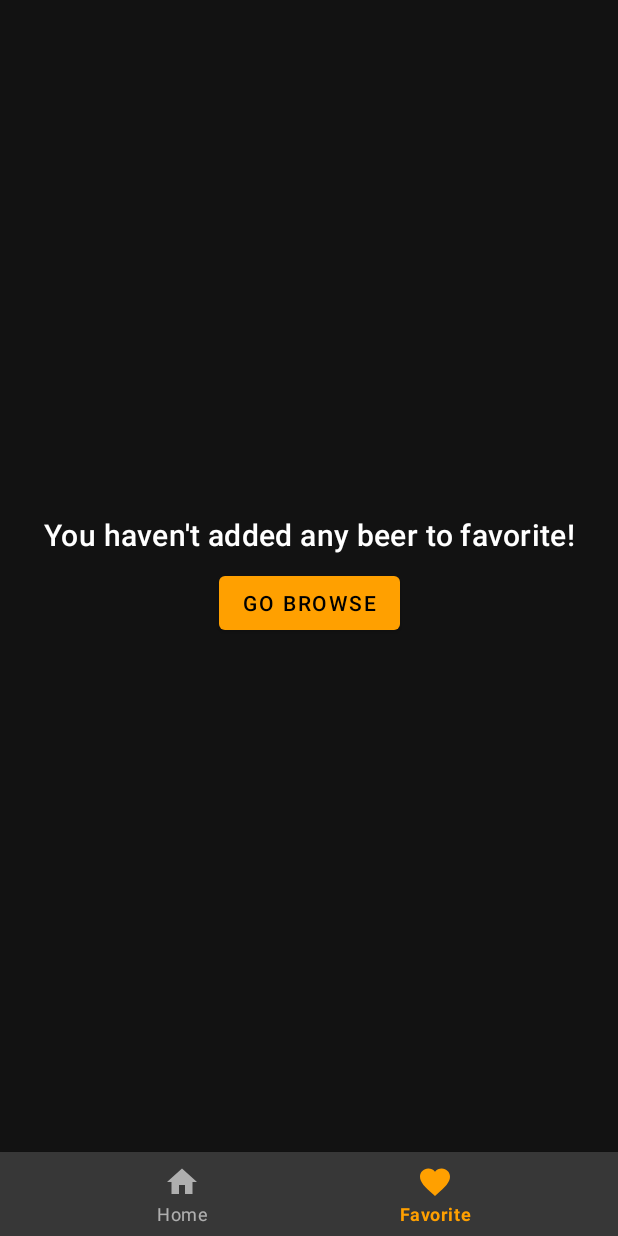
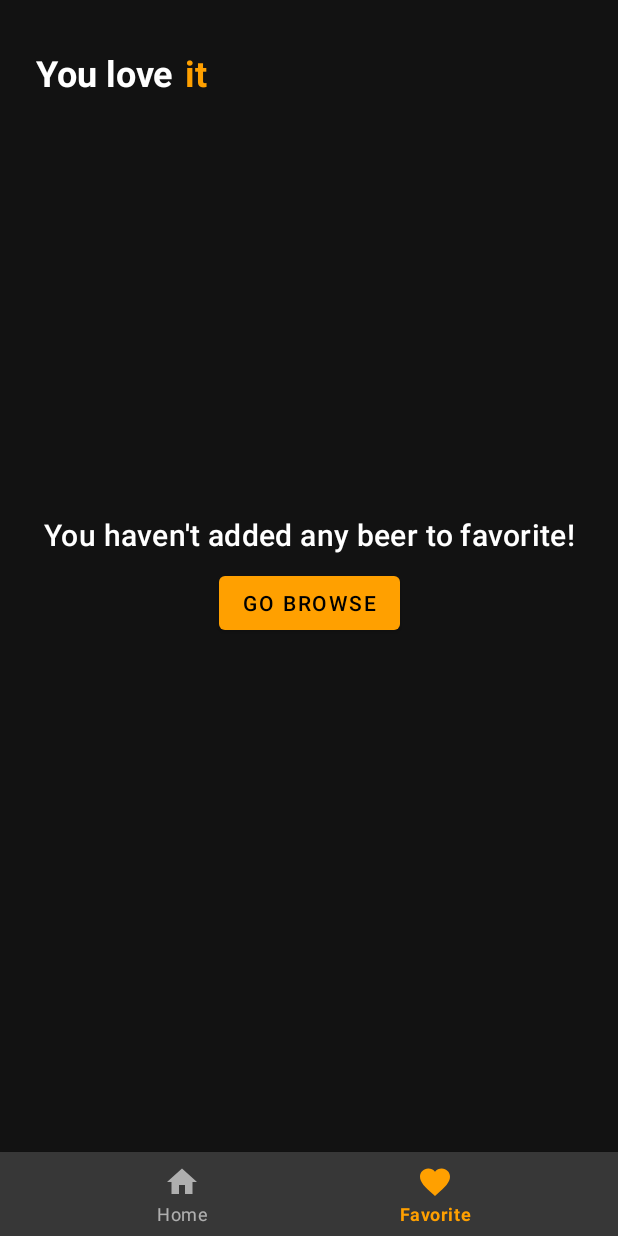
Before and after one commit to paktalin/beerry, an Android app: the FavoriteFragment screen opened through its navigation route, on a phone screen of 412 x 824 dp. Run offline under Robolectric (Android 15) with nearby library versions, the phone set to English and light mode, and no system bars; our stand-ins replace Picasso, Volley, navigation-ui; network calls fail; pictures from the network do not load.

Commit message:
Polished favorite fragment design

```diff
--- a/app/src/main/res/layout/fragment_favorite.xml
+++ b/app/src/main/res/layout/fragment_favorite.xml
@@ -20,6 +20,46 @@
     android:layout_width="match_parent"
     android:layout_height="match_parent">
 
+    <com.google.android.material.appbar.AppBarLayout
+        android:layout_width="match_parent"
+        android:layout_height="wrap_content"
+        android:background="@android:color/transparent">
+
+        <com.google.android.material.appbar.CollapsingToolbarLayout
+            android:layout_width="match_parent"
+            android:layout_height="match_parent"
+            app:expandedTitleGravity="top"
+            app:layout_scrollFlags="scroll|exitUntilCollapsed|snap">
+
+            <LinearLayout
+                android:layout_width="wrap_content"
+                android:layout_height="match_parent"
+                android:layout_marginStart="24dp"
+                android:layout_marginTop="32dp"
+                android:layout_marginBottom="24dp"
+                android:orientation="horizontal"
+                app:layout_collapseMode="parallax">
+
+                <com.google.android.material.textview.MaterialTextView
+                    android:layout_width="wrap_content"
+                    android:layout_height="match_parent"
+                    android:text="@string/you_love"
+                    android:textAppearance="@style/TextAppearance.MaterialComponents.Headline5"
+                    android:textStyle="bold" />
+
+                <com.google.android.material.textview.MaterialTextView
+                    android:layout_width="wrap_content"
+                    android:layout_height="match_parent"
+                    android:layout_marginStart="8dp"
+                    android:text="@string/it"
+                    android:textAppearance="@style/TextAppearance.MaterialComponents.Headline5"
+                    android:textColor="@color/colorPrimary"
+                    android:textStyle="bold" />
+            </LinearLayout>
+
+        </com.google.android.material.appbar.CollapsingToolbarLayout>
+    </com.google.android.material.appbar.AppBarLayout>
+
     <androidx.recyclerview.widget.RecyclerView
         android:id="@+id/recycler_view_all"
         android:layout_width="match_parent"
--- a/app/src/main/res/values/strings.xml
+++ b/app/src/main/res/values/strings.xml
@@ -36,5 +36,7 @@
     <string name="match">match</string>
     <string name="button_back">Back</string>
     <string name="there_is_no_internet_connection_only_basic_functionality_is_available">There is no internet connection. Only basic functionality is available.</string>
+    <string name="you_love">You love</string>
+    <string name="it">it</string>
 
 </resources>
```
